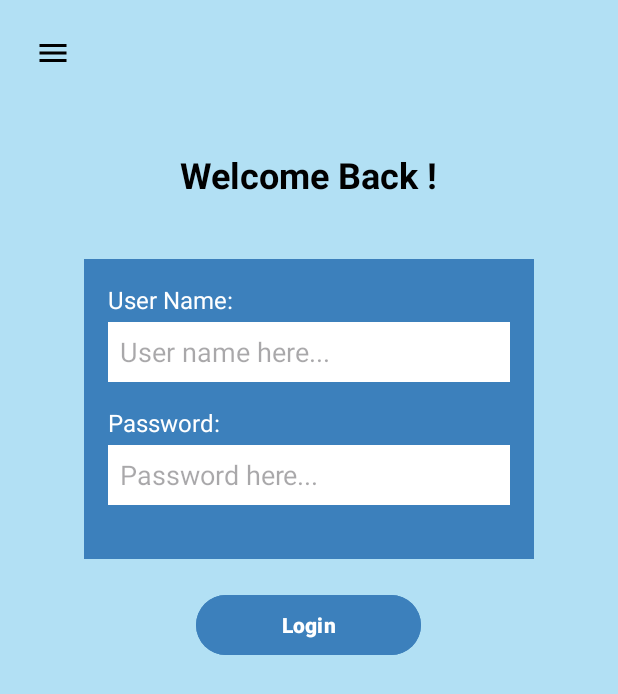
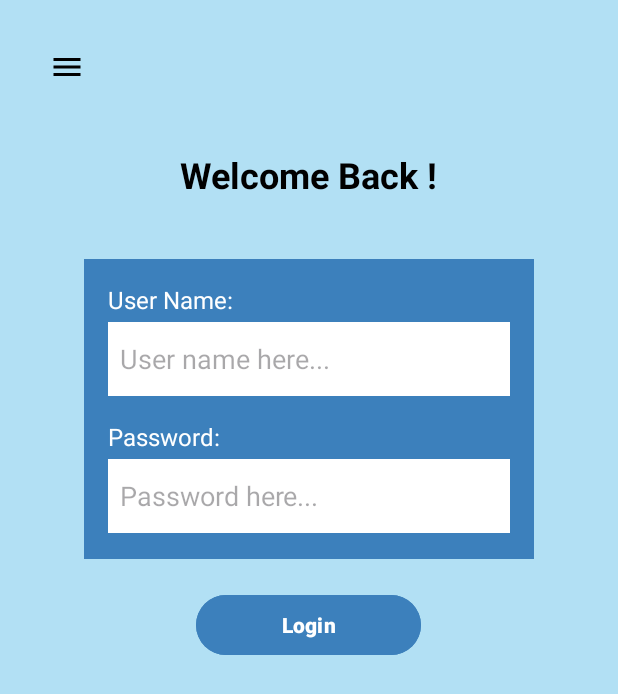
Before and after one commit to IshaniHerath/waste-collector-app, an Android app: the layout login_page.xml on its own in the app's theme, with its tools: preview values and no code run, on a phone screen of 412 x 824 dp. Shown: the top 694 px of the screen. Run offline under Robolectric (Android 15) with nearby library versions, the phone set to English and light mode, and no system bars.

Commit message:
ui bug fixes

```diff
--- a/app/src/main/res/layout/login_page.xml
+++ b/app/src/main/res/layout/login_page.xml
@@ -8,8 +8,8 @@
     <!-- Hamburger Menu (Top-Left) -->
     <ImageButton
         android:id="@+id/menu_button"
-        android:layout_width="30dp"
-        android:layout_height="30dp"
+        android:layout_width="49dp"
+        android:layout_height="49dp"
         android:layout_marginTop="20dp"
         android:layout_marginStart="20dp"
         android:background="@android:color/transparent"
@@ -52,7 +52,7 @@
         <EditText
             android:id="@+id/edit_username"
             android:layout_width="match_parent"
-            android:layout_height="40dp"
+            android:layout_height="49dp"
             android:layout_marginTop="4dp"
             android:background="#FFFFFF"
             android:hint="User name here..."
@@ -77,7 +77,7 @@
         <EditText
             android:id="@+id/edit_password"
             android:layout_width="match_parent"
-            android:layout_height="40dp"
+            android:layout_height="49dp"
             android:layout_marginTop="4dp"
             android:background="#FFFFFF"
             android:hint="Password here..."
--- a/app/src/main/res/layout/register_page.xml
+++ b/app/src/main/res/layout/register_page.xml
@@ -51,7 +51,7 @@
         <EditText
             android:id="@+id/et_username"
             android:layout_width="match_parent"
-            android:layout_height="wrap_content"
+            android:layout_height="50dp"
             android:layout_below="@id/tv_username_label"
             android:hint="Enter user name"
             android:padding="8dp"
@@ -71,7 +71,7 @@
         <EditText
             android:id="@+id/et_password"
             android:layout_width="match_parent"
-            android:layout_height="wrap_content"
+            android:layout_height="50dp"
             android:layout_below="@id/tv_password_label"
             android:hint="Enter Password"
             android:inputType="textPassword"
@@ -92,7 +92,7 @@
         <EditText
             android:id="@+id/et_repassword"
             android:layout_width="match_parent"
-            android:layout_height="wrap_content"
+            android:layout_height="50dp"
             android:layout_below="@id/tv_repassword_label"
             android:hint="Enter Password"
             android:inputType="textPassword"
```
Also changed, not shown: app/src/main/res/layout/activity_main.xml (deleted, +0 -19 lines).
